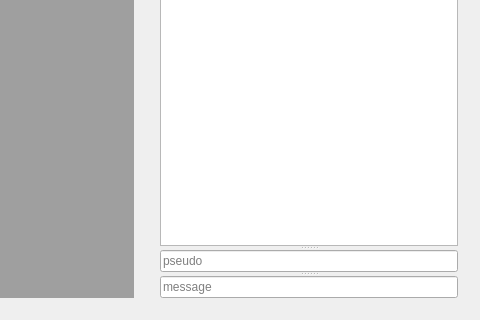
Above: src/MainWidget/mainwindow.ui from Nepta/nixjdr before the change; both pictures show x 505 to 985 and y 452 to 772 of the 985 by 772 pixel window. Below: the same form after it.
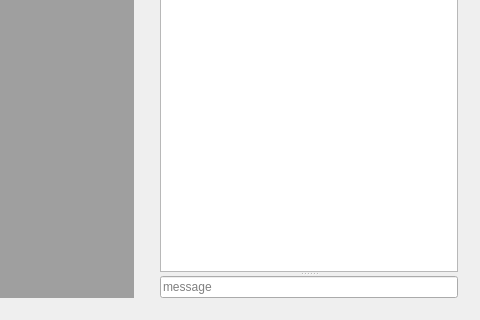
That is the form after the change. The open tabs and pages were chosen to show the change.

Patch:
```diff
--- a/src/MainWidget/mainwindow.ui
+++ b/src/MainWidget/mainwindow.ui
@@ -128,11 +128,6 @@
             </sizepolicy>
            </property>
           </widget>
-          <widget class="QLineEdit" name="pseudoField">
-           <property name="placeholderText">
-            <string>pseudo</string>
-           </property>
-          </widget>
           <widget class="QLineEdit" name="msgField">
            <property name="placeholderText">
             <string>message</string>
```
Left out of the diff: 4 changed lines with no effect on the pictures.
